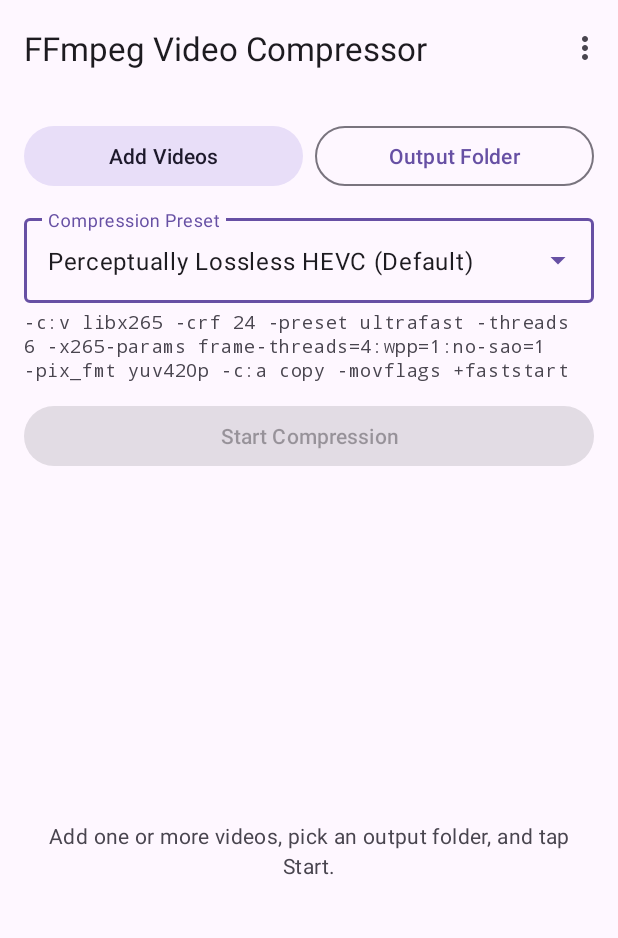
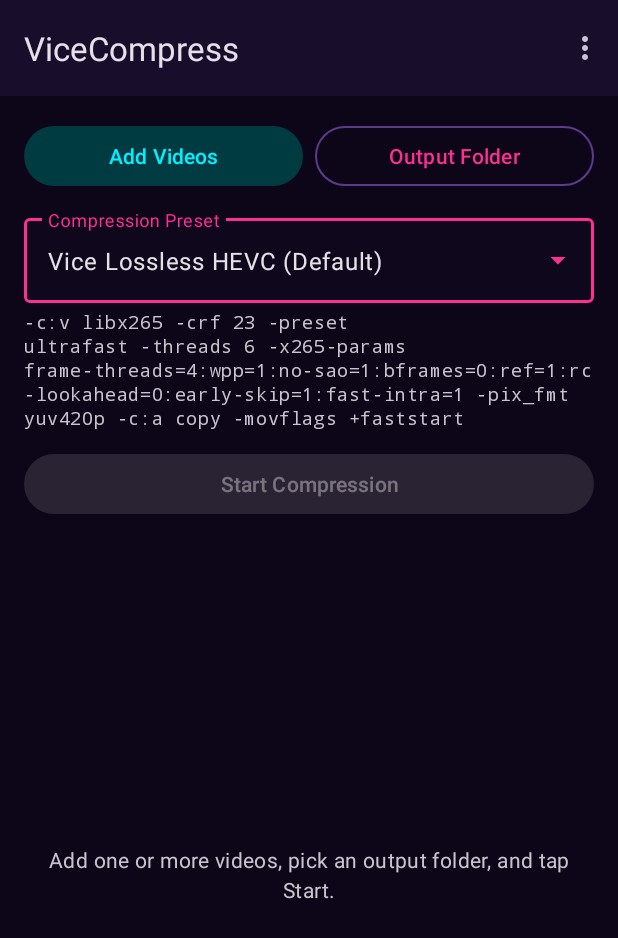
Before and after one commit to sonytaka32-beep/video-compressor-android, an Android app: the screen it shows after launch (MainActivity), on a phone screen of 412 x 824 dp. Shown: the top 938 px of the screen. Run offline under Robolectric (Android 15) with nearby library versions, the phone set to English and light mode, and no system bars; libraries missing offline, so code that uses them is left out: com.arthenica.ffmpegkit.

Commit message:
Major update: ViceCompress rebrand + libx265 sharp presets + GTA 6 Vice City Neon theme
- CompressionPreset.kt: All presets now use libx265 with no-sao=1 for sharp detail, early-skip=1:fast-intra=1 for max speed, threads=6 for thermal stability. Removed -maxrate caps to prevent blur on fast motion.
- strings.xml: App renamed to ViceCompress
- colors.xml: New Vice City Neon Sunset palette (Midnight #0D0618, Flamingo Pink #FF2E93, Electric Cyan #00F0FF, Sunset Gold #FF9E00)
- themes.xml: Full Material3 dark theme with Vice colors applied to primary, secondary, surface, outline
- Preset names rebranded: Vice Lossless, Leonida Ultra Quality, Balanced Compression, Vice 60fps Turbo, Fast 720p

```diff
--- a/app/src/main/java/com/example/videocompressor/CompressionPreset.kt
+++ b/app/src/main/java/com/example/videocompressor/CompressionPreset.kt
@@ -5,13 +5,13 @@ enum class CompressionPreset(
     val ffmpegArgs: List<String>
 ) {
     PERCEPTUALLY_LOSSLESS_HEVC(
-        displayName = "Perceptually Lossless HEVC (Default)",
+        displayName = "Vice Lossless HEVC (Default)",
         ffmpegArgs = listOf(
             "-c:v", "libx265",
-            "-crf", "24",
+            "-crf", "23",
             "-preset", "ultrafast",
             "-threads", "6",
-            "-x265-params", "frame-threads=4:wpp=1:no-sao=1",
+            "-x265-params", "frame-threads=4:wpp=1:no-sao=1:bframes=0:ref=1:rc-lookahead=0:early-skip=1:fast-intra=1",
             "-pix_fmt", "yuv420p",
             "-c:a", "copy",
             "-movflags", "+faststart"
@@ -19,13 +19,13 @@ enum class CompressionPreset(
     ),
 
     MAXIMUM_QUALITY_HEVC(
-        displayName = "Maximum Quality HEVC",
+        displayName = "Leonida Ultra Quality HEVC",
         ffmpegArgs = listOf(
             "-c:v", "libx265",
-            "-crf", "21",
+            "-crf", "20",
             "-preset", "superfast",
             "-threads", "6",
-            "-x265-params", "frame-threads=4:wpp=1:no-sao=1",
+            "-x265-params", "frame-threads=4:wpp=1:no-sao=1:ref=1:rc-lookahead=5",
             "-pix_fmt", "yuv420p",
             "-c:a", "copy",
             "-movflags", "+faststart"
@@ -33,34 +33,30 @@ enum class CompressionPreset(
     ),
 
     MAXIMUM_COMPRESSION_SMALLEST(
-        displayName = "Maximum Compression (Smallest Size)",
+        displayName = "Balanced Compression HEVC (Crisp)",
         ffmpegArgs = listOf(
-            "-c:v", "libx264",
-            "-crf", "34",
-            "-preset", "superfast",
-            "-maxrate", "900k",
-            "-bufsize", "1800k",
+            "-c:v", "libx265",
+            "-crf", "27",
+            "-preset", "ultrafast",
             "-threads", "6",
+            "-x265-params", "frame-threads=4:wpp=1:no-sao=1:bframes=0:ref=1:me=dia:subme=1:rc-lookahead=0:early-skip=1:fast-intra=1",
             "-pix_fmt", "yuv420p",
-            "-c:a", "aac",
-            "-b:a", "64k",
+            "-c:a", "copy",
             "-movflags", "+faststart"
         )
     ),
 
     MAXIMUM_COMPRESSION_60FPS(
-        displayName = "Maximum Compression 60fps (Smallest Size)",
+        displayName = "Vice 60fps Turbo HEVC (Crisp)",
         ffmpegArgs = listOf(
-            "-c:v", "libx264",
-            "-crf", "33",
-            "-preset", "superfast",
-            "-maxrate", "1400k",
-            "-bufsize", "2800k",
+            "-c:v", "libx265",
+            "-crf", "27",
+            "-preset", "ultrafast",
             "-threads", "6",
+            "-x265-params", "frame-threads=4:wpp=1:no-sao=1:bframes=0:ref=1:me=dia:subme=1:rc-lookahead=0:early-skip=1:fast-intra=1",
             "-r", "60",
             "-pix_fmt", "yuv420p",
-            "-c:a", "aac",
-            "-b:a", "64k",
+            "-c:a", "copy",
             "-movflags", "+faststart"
         )
     ),
@@ -68,12 +64,11 @@ enum class CompressionPreset(
     FAST_720P_HEVC(
         displayName = "Fast 720p HEVC (Sharing)",
         ffmpegArgs = listOf(
-            "-c:v", "libx264",
-            "-crf", "30",
-            "-preset", "superfast",
-            "-maxrate", "1200k",
-            "-bufsize", "2400k",
+            "-c:v", "libx265",
+            "-crf", "25",
+            "-preset", "ultrafast",
             "-threads", "6",
+            "-x265-params", "frame-threads=4:wpp=1:no-sao=1:bframes=0:ref=1:me=dia:subme=1:rc-lookahead=0:early-skip=1:fast-intra=1",
             "-vf", "scale=-2:720",
             "-pix_fmt", "yuv420p",
             "-c:a", "copy",
--- /dev/null
+++ b/app/src/main/res/values/colors.xml
@@ -0,0 +1,15 @@
+<?xml version="1.0" encoding="utf-8"?>
+<resources>
+    <!-- GTA 6 Vice City Neon Sunset Palette -->
+    <color name="vice_bg_dark">#0D0618</color>
+    <color name="vice_surface">#180D2B</color>
+    <color name="vice_surface_card">#22123D</color>
+    <color name="vice_pink_primary">#FF2E93</color>
+    <color name="vice_pink_container">#4D0E30</color>
+    <color name="vice_cyan_secondary">#00F0FF</color>
+    <color name="vice_cyan_container">#003B42</color>
+    <color name="vice_sunset_gold">#FF9E00</color>
+    <color name="vice_text_primary">#FFF5FC</color>
+    <color name="vice_text_secondary">#C5B3E6</color>
+    <color name="vice_outline">#5E3A8C</color>
+</resources>
--- a/app/src/main/res/values/strings.xml
+++ b/app/src/main/res/values/strings.xml
@@ -1,6 +1,6 @@
 <?xml version="1.0" encoding="utf-8"?>
 <resources>
-    <string name="app_name">FFmpeg Video Compressor</string>
+    <string name="app_name">ViceCompress</string>
     <string name="add_videos">Add Videos</string>
     <string name="select_output_folder">Output Folder</string>
     <string name="output_folder_selected_format">Out: %1$s</string>
--- a/app/src/main/res/values/themes.xml
+++ b/app/src/main/res/values/themes.xml
@@ -1,6 +1,29 @@
 <?xml version="1.0" encoding="utf-8"?>
 <resources>
-    <style name="Theme.VideoCompressor" parent="Theme.Material3.DayNight.NoActionBar">
-        <item name="android:statusBarColor">?attr/colorSurface</item>
+    <style name="Theme.VideoCompressor" parent="Theme.Material3.Dark.NoActionBar">
+        <!-- Latar Belakang & Status Bar -->
+        <item name="android:windowBackground">@color/vice_bg_dark</item>
+        <item name="android:statusBarColor">@color/vice_bg_dark</item>
+        <item name="android:navigationBarColor">@color/vice_bg_dark</item>
+
+        <!-- Warna Utama Neon Pink & Cyan GTA 6 -->
+        <item name="colorPrimary">@color/vice_pink_primary</item>
+        <item name="colorOnPrimary">@color/vice_text_primary</item>
+        <item name="colorPrimaryContainer">@color/vice_pink_container</item>
+        <item name="colorOnPrimaryContainer">@color/vice_text_primary</item>
+
+        <item name="colorSecondary">@color/vice_cyan_secondary</item>
+        <item name="colorOnSecondary">@color/vice_bg_dark</item>
+        <item name="colorSecondaryContainer">@color/vice_cyan_container</item>
+        <item name="colorOnSecondaryContainer">@color/vice_cyan_secondary</item>
+
+        <item name="colorTertiary">@color/vice_sunset_gold</item>
+
+        <!-- Permukaan Kartu & Garis Tepi -->
+        <item name="colorSurface">@color/vice_surface</item>
+        <item name="colorOnSurface">@color/vice_text_primary</item>
+        <item name="colorSurfaceVariant">@color/vice_surface_card</item>
+        <item name="colorOnSurfaceVariant">@color/vice_text_secondary</item>
+        <item name="colorOutline">@color/vice_outline</item>
     </style>
 </resources>
```
